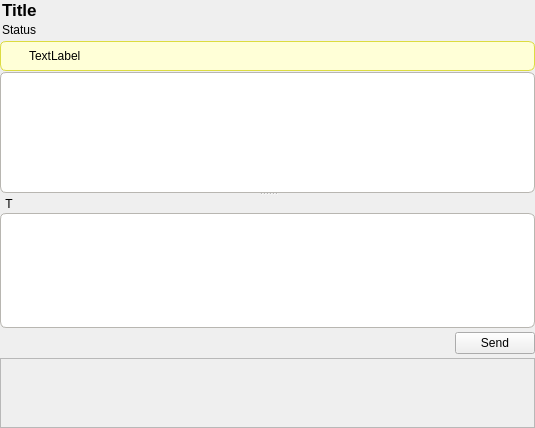
This is retroshare-gui/src/gui/chat/ChatWidget.ui in RetroShare/RetroShare as Qt 5 draws it before an edit. The edited form follows.
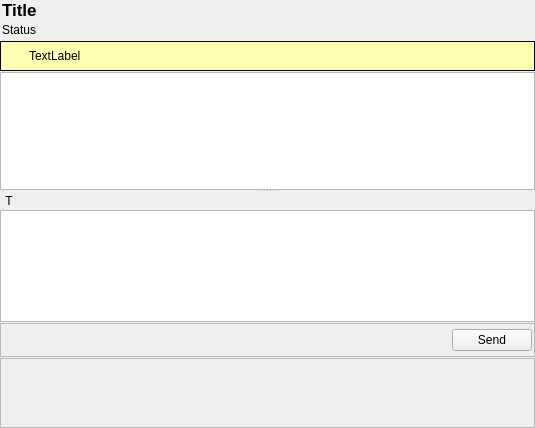
This is the edited form. Icons and pictures are not drawn. Custom widgets are drawn as their Qt base class.

The edit to the form file:
```diff
--- a/retroshare-gui/src/gui/chat/ChatWidget.ui
+++ b/retroshare-gui/src/gui/chat/ChatWidget.ui
@@ -66,19 +66,76 @@
     </layout>
    </item>
    <item>
-    <widget class="QFrame" name="infoframe">
-     <property name="styleSheet">
-      <string notr="true">QFrame#infoframe{border: 1px solid #DCDC41;
-border-radius: 6px;
-background: #FFFFD7;
-background-color: qlineargradient(x1:0, y1:0, x2:0, y2:1,
-stop:0 #FFFFD7, stop:1 #FFFFB2);}</string>
+    <widget class="QFrame" name="infoFrame">
+     <property name="palette">
+      <palette>
+       <active>
+        <colorrole role="Base">
+         <brush brushstyle="SolidPattern">
+          <color alpha="255">
+           <red>255</red>
+           <green>255</green>
+           <blue>255</blue>
+          </color>
+         </brush>
+        </colorrole>
+        <colorrole role="Window">
+         <brush brushstyle="SolidPattern">
+          <color alpha="255">
+           <red>255</red>
+           <green>255</green>
+           <blue>178</blue>
+          </color>
+         </brush>
+        </colorrole>
+       </active>
+       <inactive>
+        <colorrole role="Base">
+         <brush brushstyle="SolidPattern">
+          <color alpha="255">
+           <red>255</red>
+           <green>255</green>
+           <blue>255</blue>
+          </color>
+         </brush>
+        </colorrole>
+        <colorrole role="Window">
+         <brush brushstyle="SolidPattern">
+          <color alpha="255">
+           <red>255</red>
+           <green>255</green>
+           <blue>178</blue>
+          </color>
+         </brush>
+        </colorrole>
+       </inactive>
+       <disabled>
+        <colorrole role="Base">
+         <brush brushstyle="SolidPattern">
+          <color alpha="255">
+           <red>255</red>
+           <green>255</green>
+           <blue>178</blue>
+          </color>
+         </brush>
+        </colorrole>
+        <colorrole role="Window">
+         <brush brushstyle="SolidPattern">
+          <color alpha="255">
+           <red>255</red>
+           <green>255</green>
+           <blue>178</blue>
+          </color>
+         </brush>
+        </colorrole>
+       </disabled>
+      </palette>
+     </property>
+     <property name="autoFillBackground">
+      <bool>true</bool>
      </property>
      <property name="frameShape">
-      <enum>QFrame::StyledPanel</enum>
-     </property>
-     <property name="frameShadow">
-      <enum>QFrame::Raised</enum>
+      <enum>QFrame::Box</enum>
      </property>
      <layout class="QHBoxLayout" name="horizontalLayout_2">
       <property name="margin">
@@ -183,11 +240,6 @@
          <property name="contextMenuPolicy">
           <enum>Qt::CustomContextMenu</enum>
          </property>
-         <property name="styleSheet">
-          <string notr="true">QTextBrowser{border: 1px solid #B8B6B1;
-border-radius: 6px;
-background: white;}</string>
-         </property>
         </widget>
        </item>
       </layout>
@@ -227,11 +279,6 @@
          <property name="contextMenuPolicy">
           <enum>Qt::CustomContextMenu</enum>
          </property>
-         <property name="styleSheet">
-          <string notr="true">QTextEdit{border: 1px solid #B8B6B1;
-border-radius: 6px;
-background: white;}</string>
-         </property>
         </widget>
        </item>
        <item row="0" column="0">
@@ -261,7 +308,17 @@
     </widget>
    </item>
    <item>
-    <layout class="QHBoxLayout" name="chatButtonLayout">
+    <widget class="QFrame" name="toolBarFrame">
+     <property name="frameShape">
+      <enum>QFrame::StyledPanel</enum>
+     </property>
+     <property name="frameShadow">
+      <enum>QFrame::Raised</enum>
+     </property>
+     <layout class="QHBoxLayout" name="horizontalLayout">
+      <property name="margin">
+       <number>2</number>
+      </property>
      <item>
       <widget class="QToolButton" name="emoteiconButton">
        <property name="sizePolicy">
@@ -573,6 +630,7 @@
       </widget>
      </item>
     </layout>
+    </widget>
    </item>
    <item>
     <widget class="HashBox" name="hashBox">
```
Left out of the diff: 8 changed lines with no effect on the pictures. Lines whose indentation alone changed are shown as unchanged.
